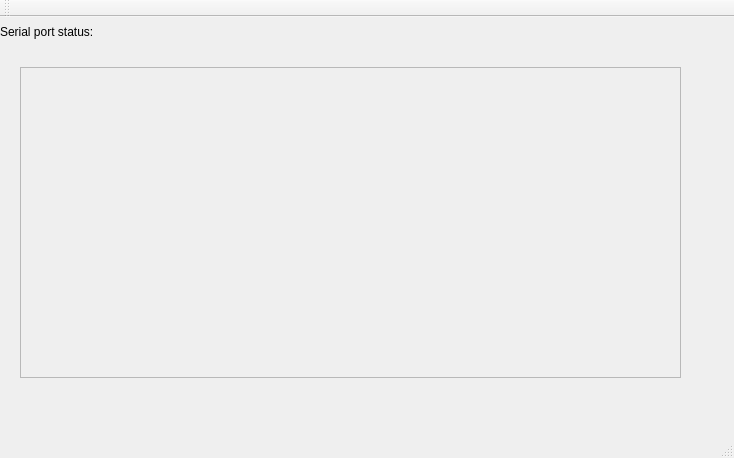
This is mainwindow.ui in RGNagel/qt-can-network-visualization-by-serial-port as Qt 5 draws it before an edit. The edited form follows.
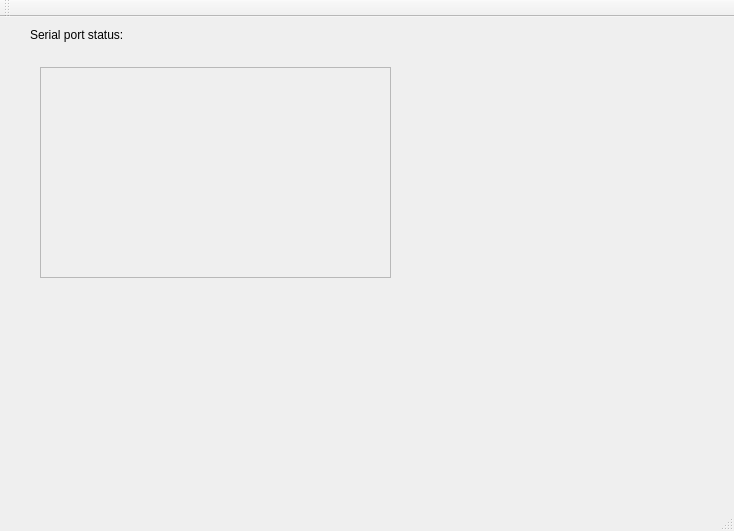
This is the edited form.

Commit message: read serial by bytearray plus newline

```diff
--- a/mainwindow.ui
+++ b/mainwindow.ui
@@ -7,58 +7,58 @@
     <x>0</x>
     <y>0</y>
     <width>734</width>
-    <height>458</height>
+    <height>531</height>
    </rect>
   </property>
   <property name="windowTitle">
    <string>MainWindow</string>
   </property>
   <widget class="QWidget" name="centralWidget">
-   <widget class="QLabel" name="label">
-    <property name="geometry">
-     <rect>
-      <x>0</x>
-      <y>0</y>
-      <width>121</width>
-      <height>30</height>
-     </rect>
-    </property>
-    <property name="text">
-     <string>Serial port status:</string>
-    </property>
-   </widget>
-   <widget class="QLabel" name="port_status">
-    <property name="geometry">
-     <rect>
-      <x>120</x>
-      <y>0</y>
-      <width>541</width>
-      <height>30</height>
-     </rect>
-    </property>
-    <property name="text">
-     <string>&lt;html&gt;&lt;head/&gt;&lt;body&gt;&lt;p&gt;&lt;br/&gt;&lt;/p&gt;&lt;/body&gt;&lt;/html&gt;</string>
-    </property>
-    <property name="textFormat">
-     <enum>Qt::RichText</enum>
-    </property>
-   </widget>
    <widget class="QTextEdit" name="textSerialPort">
     <property name="enabled">
      <bool>false</bool>
     </property>
     <property name="geometry">
      <rect>
-      <x>20</x>
+      <x>40</x>
       <y>50</y>
-      <width>661</width>
-      <height>311</height>
+      <width>351</width>
+      <height>211</height>
      </rect>
     </property>
     <property name="autoFillBackground">
      <bool>true</bool>
     </property>
    </widget>
+   <widget class="QLabel" name="label">
+    <property name="geometry">
+     <rect>
+      <x>30</x>
+      <y>10</y>
+      <width>111</width>
+      <height>16</height>
+     </rect>
+    </property>
+    <property name="text">
+     <string>Serial port status:</string>
+    </property>
+   </widget>
+   <widget class="QLabel" name="port_status">
+    <property name="geometry">
+     <rect>
+      <x>158</x>
+      <y>10</y>
+      <width>501</width>
+      <height>16</height>
+     </rect>
+    </property>
+    <property name="text">
+     <string>&lt;html&gt;&lt;head/&gt;&lt;body&gt;&lt;p&gt;&lt;br/&gt;&lt;/p&gt;&lt;/body&gt;&lt;/html&gt;</string>
+    </property>
+    <property name="textFormat">
+     <enum>Qt::RichText</enum>
+    </property>
+   </widget>
   </widget>
   <widget class="QMenuBar" name="menuBar">
    <property name="geometry">
```
Left out of the diff: 2 changed lines with no effect on the pictures. The commit also changes 1 other file.
